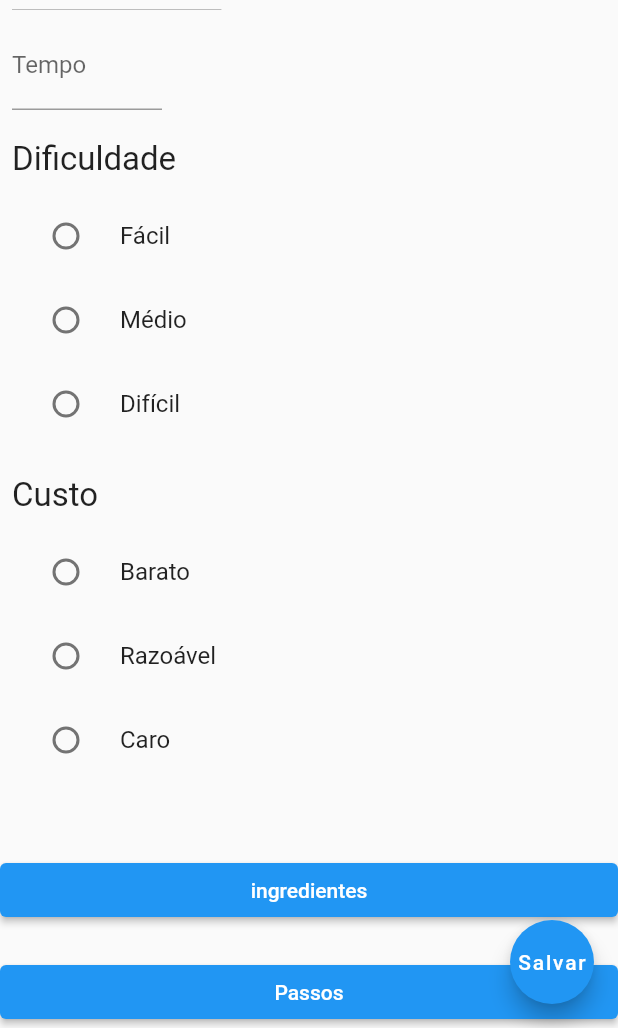
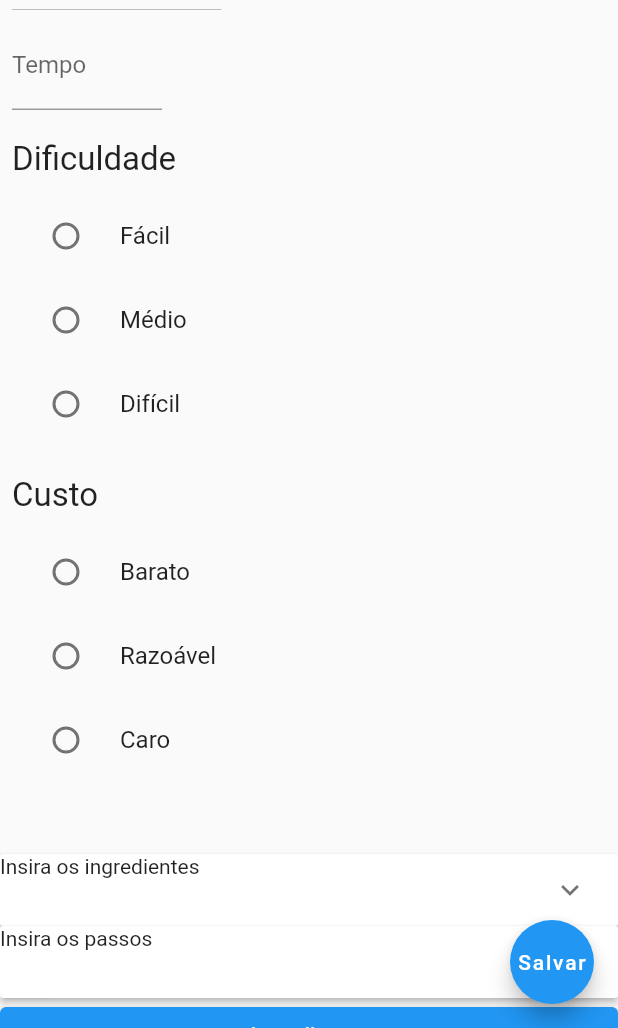
Before and after one commit to adrianoaraujo0/app_refeicoes, a Flutter app: the RegistrationPage screen opened directly, scrolled down 238 dp, on a phone screen of 412 x 824 dp, the part 208-1236 px from its top. Run offline on Flutter 3.47's test engine with Material 2 defaults, Android fonts, the phone set to English and light mode, and no system bars; our stand-ins replace image_picker, sqflite; accounts and stored records are empty.

Commit message:
inserindo expasion List

```diff
--- a/lib/pages/registration/registration_controller.dart
+++ b/lib/pages/registration/registration_controller.dart
@@ -1,5 +1,4 @@
 import 'dart:async';
-import 'dart:io';
 import 'package:app_refeicoes/models/ingredient.dart';
 import 'package:app_refeicoes/pages/registration/registration_repository.dart';
 import 'package:flutter/cupertino.dart';
@@ -20,12 +19,15 @@ class RegistrationController{
   StreamController<String> controllerImage = StreamController<String>.broadcast();
   StreamController<String> controllerRadioComplexity = StreamController<String>.broadcast();
   StreamController<String> controllerRadioCost = StreamController<String>.broadcast();
+  StreamController<bool> controllereExpasionListIngredients = StreamController<bool>.broadcast();
+  StreamController<bool> controllereExpasionListSteps = StreamController<bool>.broadcast();
+
 
   RegistrationRepository registrationRepository = RegistrationRepository();
 
   List<Ingredient> listIngredients = [];
   List<Step> listSteps = [];
-
+  List<String> listTitleExpansionList = ["Insira os ingredientes","Insira os passos"];
 
   final ImagePicker _picker = ImagePicker();
   XFile? image;
--- a/lib/pages/registration/registration_page.dart
+++ b/lib/pages/registration/registration_page.dart
@@ -43,6 +43,8 @@ class _RegistrationPageState extends State<RegistrationPage> {
             const SizedBox(height: 10),
             buildForm(),
             const SizedBox(height: 40),
+           buildExpansioList(controller: registrationController.controllereExpasionListIngredients, title: "Insira os ingredientes"),
+           buildExpansioList(controller: registrationController.controllereExpasionListSteps, title: "Insira os passos"),
             Row(
               children: [
                 Expanded(
@@ -258,6 +260,30 @@ class _RegistrationPageState extends State<RegistrationPage> {
     );
   }
 
+  Widget buildExpansioList({required StreamController controller, required String title}){
+    return StreamBuilder(
+      stream: controller.stream,
+      initialData: false,
+      builder: (context, snapshot) {
+        return ExpansionPanelList(
+          expansionCallback: (panelIndex, isExpanded) {
+            controller.sink.add(!isExpanded);
+          },
+          children: [
+            ExpansionPanel(
+              isExpanded: snapshot.data,
+              canTapOnHeader: true,
+              headerBuilder: (context, isExpanded) {
+                return Text(title);
+              },
+              body: const Text("TESTE")
+            )
+          ],
+        );
+      }
+    );
+  }
+
   Future<void> buildAlertDialog(BuildContext context , {required String text ,required String hintText,required StreamController<List<dynamic>> controller, required TextEditingController textEditingController, required Function functionUpdateList, required Function insertDatabase}){
     return showDialog(
       useSafeArea: true,
--- a/pubspec.yaml
+++ b/pubspec.yaml
@@ -31,5 +31,7 @@ dev_dependencies:
 
 flutter:
 
+  assets:
+   - assets/images/
 
   uses-material-design: true
```
Also changed, not shown: assets/images/alema.jpeg (added), assets/images/asiatica.jpg (added), assets/images/cafe_da_manha.jpeg (added), assets/images/exotica.jpeg (added), assets/images/francesa.jpg (added), assets/images/hamburguer.jpeg (added), assets/images/italia.jpeg (added), assets/images/leve_saudavel.jpeg (added), assets/images/panqueca.jpeg (added), assets/images/verao.jpeg (added).
